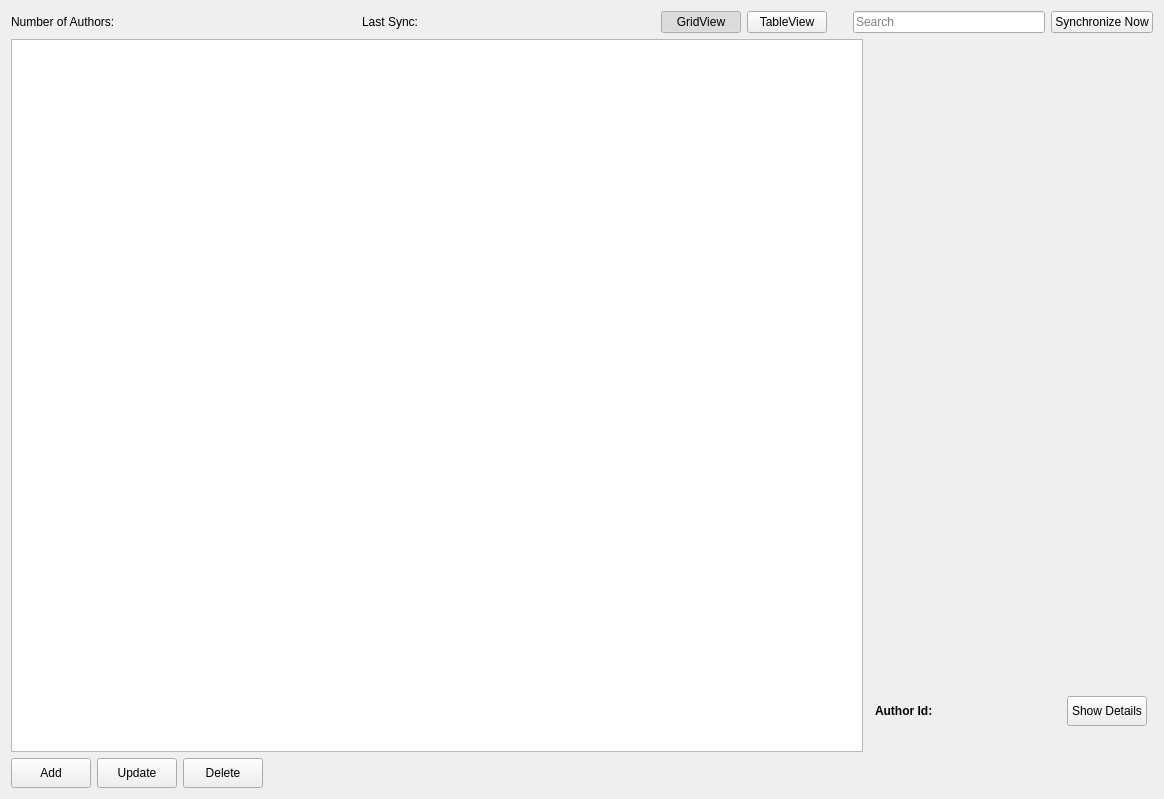
Above: src/forms/authorsection.ui from yunag/QLibraryManagementSystem before the change. Below: the same form after it.
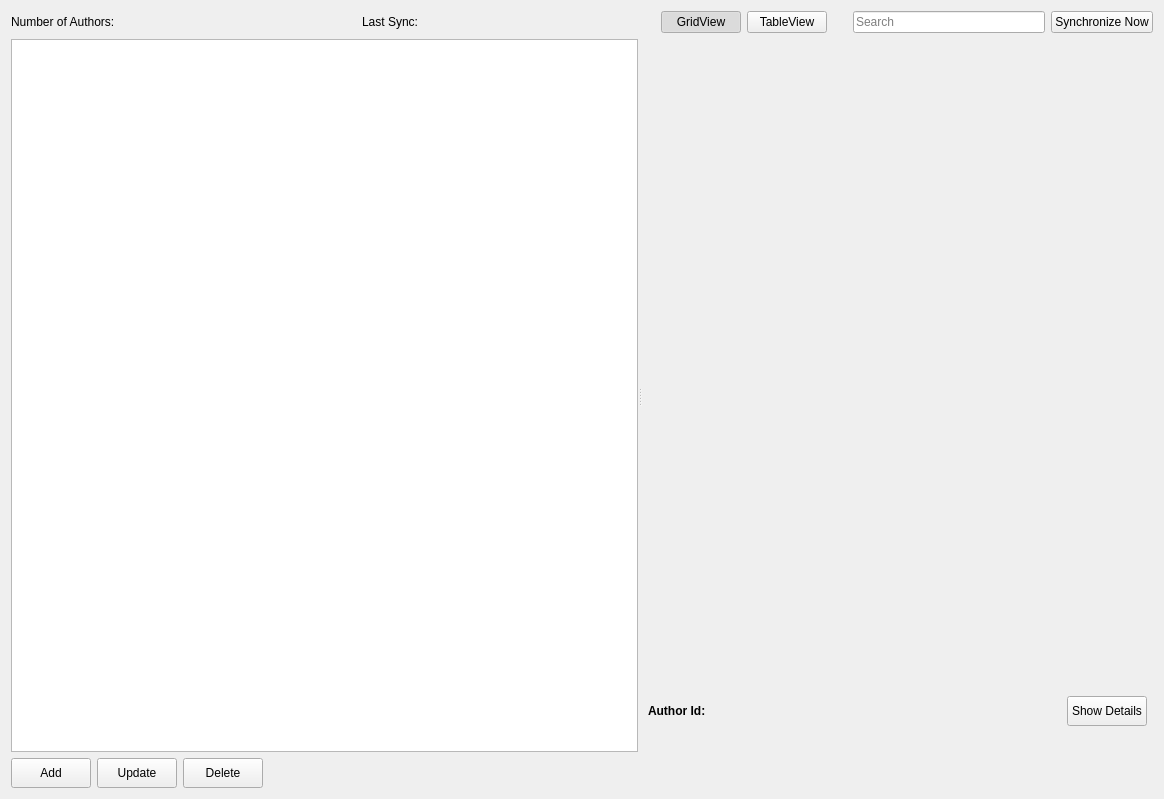
That is the form after the change. The open tabs and pages were chosen to show the change. Icons and pictures are not drawn. Custom widgets are drawn as their Qt base class.

```diff
--- a/src/forms/authorsection.ui
+++ b/src/forms/authorsection.ui
@@ -312,7 +312,7 @@
       </layout>
      </widget>
      <widget class="QWidget" name="tableViewPage">
-      <layout class="QHBoxLayout" name="horizontalLayout_7" stretch="12,4">
+      <layout class="QVBoxLayout" name="verticalLayout_2">
        <property name="leftMargin">
         <number>0</number>
        </property>
@@ -326,7 +326,17 @@
         <number>0</number>
        </property>
        <item>
+        <widget class="QSplitter" name="splitter">
+         <property name="orientation">
+          <enum>Qt::Horizontal</enum>
+         </property>
         <widget class="QTableView" name="authorTableView">
+          <property name="sizePolicy">
+           <sizepolicy hsizetype="Expanding" vsizetype="Expanding">
+            <horstretch>0</horstretch>
+            <verstretch>0</verstretch>
+           </sizepolicy>
+          </property>
          <property name="mouseTracking">
           <bool>true</bool>
          </property>
@@ -340,24 +350,16 @@
           <enum>Qt::SolidLine</enum>
          </property>
         </widget>
-       </item>
-       <item>
+         <widget class="QWidget" name="">
         <layout class="QVBoxLayout" name="verticalLayout">
-         <item>
-          <spacer name="verticalSpacer_5">
-           <property name="orientation">
-            <enum>Qt::Vertical</enum>
-           </property>
-           <property name="sizeHint" stdset="0">
-            <size>
-             <width>20</width>
-             <height>0</height>
-            </size>
-           </property>
-          </spacer>
-         </item>
          <item>
           <widget class="AspectRatioLabel" name="authorImage">
+             <property name="sizePolicy">
+              <sizepolicy hsizetype="Expanding" vsizetype="Expanding">
+               <horstretch>0</horstretch>
+               <verstretch>0</verstretch>
+              </sizepolicy>
+             </property>
            <property name="text">
             <string/>
            </property>
@@ -365,7 +367,7 @@
             <pixmap resource="../../resources/resource.qrc">:/images/DefaultBookCover.jpg</pixmap>
            </property>
            <property name="alignment">
-            <set>Qt::AlignCenter</set>
+              <set>Qt::AlignBottom|Qt::AlignHCenter</set>
            </property>
           </widget>
          </item>
@@ -380,40 +382,11 @@
            <property name="text">
             <string>&lt;Author Fullname&gt;</string>
            </property>
-          </widget>
-         </item>
-         <item>
-          <spacer name="verticalSpacer_6">
-           <property name="orientation">
-            <enum>Qt::Vertical</enum>
-           </property>
-           <property name="sizeType">
-            <enum>QSizePolicy::Maximum</enum>
-           </property>
-           <property name="sizeHint" stdset="0">
-            <size>
-             <width>20</width>
-             <height>10</height>
-            </size>
-           </property>
-          </spacer>
-         </item>
-         <item>
-          <spacer name="verticalSpacer_7">
-           <property name="orientation">
-            <enum>Qt::Vertical</enum>
-           </property>
-           <property name="sizeType">
-            <enum>QSizePolicy::Maximum</enum>
-           </property>
-           <property name="sizeHint" stdset="0">
-            <size>
-             <width>18</width>
-             <height>17</height>
-            </size>
-           </property>
-          </spacer>
-         </item>
+             <property name="wordWrap">
+              <bool>true</bool>
+             </property>
+            </widget>
+           </item>
          <item>
           <layout class="QHBoxLayout" name="horizontalLayout_8">
            <property name="leftMargin">
@@ -481,7 +454,7 @@
             <enum>Qt::Vertical</enum>
            </property>
            <property name="sizeType">
-            <enum>QSizePolicy::Maximum</enum>
+              <enum>QSizePolicy::Fixed</enum>
            </property>
            <property name="sizeHint" stdset="0">
             <size>
@@ -492,6 +465,8 @@
           </spacer>
          </item>
         </layout>
+         </widget>
+        </widget>
        </item>
       </layout>
      </widget>
@@ -592,6 +567,11 @@
    <extends>QLabel</extends>
    <header>aspectratiolabel.h</header>
   </customwidget>
+  <customwidget>
+   <class>GridView</class>
+   <extends>QListView</extends>
+   <header>gridview.h</header>
+  </customwidget>
  </customwidgets>
  <resources>
   <include location="../../resources/resource.qrc"/>
```
Left out of the diff: 26 changed lines with no effect on the pictures. Lines whose indentation alone changed are shown as unchanged.
